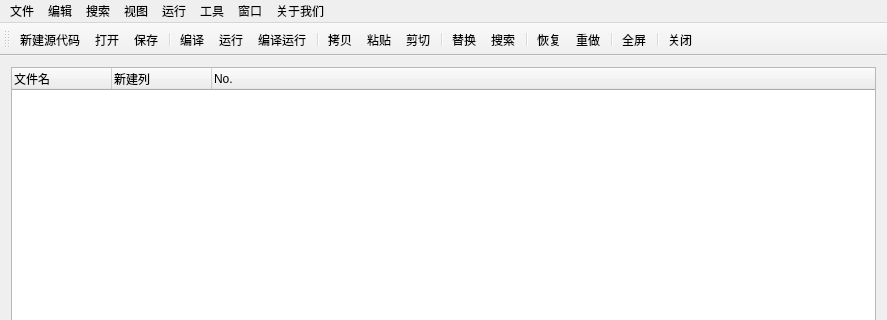
Old version of the form bug_everyday_ide/mainwindow.ui in the repository EAGuardian/No_bug_everyday; both pictures show x 0 to 887 and y 0 to 320 of the 887 by 878 pixel window.
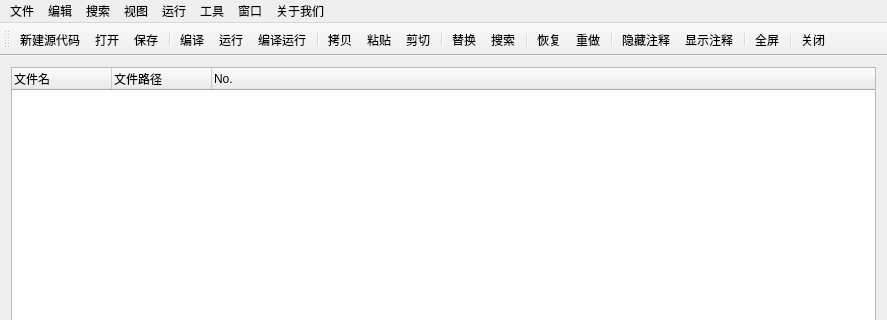
New version of the form. Icons and pictures are not drawn.

What changed in the file:
```diff
--- a/bug_everyday_ide/mainwindow.ui
+++ b/bug_everyday_ide/mainwindow.ui
@@ -38,7 +38,7 @@
         </column>
         <column>
          <property name="text">
-          <string>新建列</string>
+          <string>文件路径</string>
          </property>
         </column>
         <column>
@@ -181,6 +181,9 @@
    <addaction name="actionreg"/>
    <addaction name="action_redo"/>
    <addaction name="separator"/>
+   <addaction name="action_hide"/>
+   <addaction name="action_display"/>
+   <addaction name="separator"/>
    <addaction name="actionfs"/>
    <addaction name="separator"/>
    <addaction name="action_close"/>
@@ -460,6 +463,30 @@
     <string>Ctrl+Alt+/</string>
    </property>
   </action>
+  <action name="action_hide">
+   <property name="icon">
+    <iconset resource="res.qrc">
+     <normaloff>:/resource/hide.png</normaloff>:/resource/hide.png</iconset>
+   </property>
+   <property name="text">
+    <string>隐藏注释</string>
+   </property>
+   <property name="shortcut">
+    <string>F2</string>
+   </property>
+  </action>
+  <action name="action_display">
+   <property name="icon">
+    <iconset resource="res.qrc">
+     <normaloff>:/resource/display.png</normaloff>:/resource/display.png</iconset>
+   </property>
+   <property name="text">
+    <string>显示注释</string>
+   </property>
+   <property name="shortcut">
+    <string>F3</string>
+   </property>
+  </action>
  </widget>
  <layoutdefault spacing="6" margin="11"/>
  <resources>
```
Left out of the diff: 4 changed lines with no effect on the pictures.
